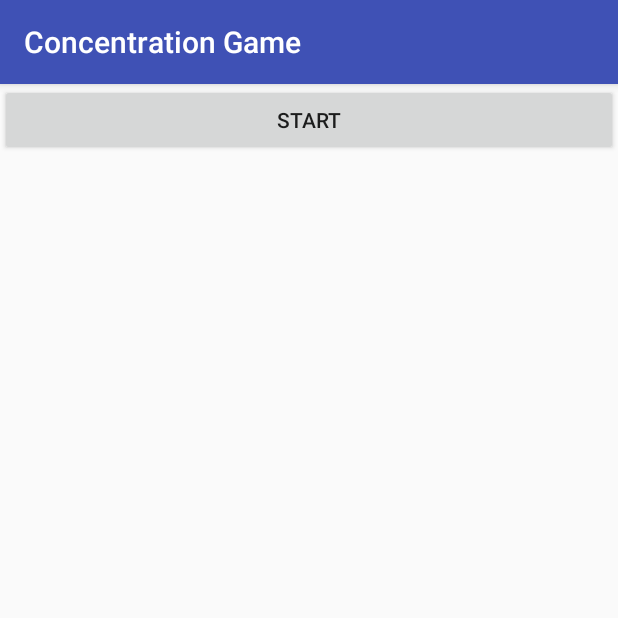
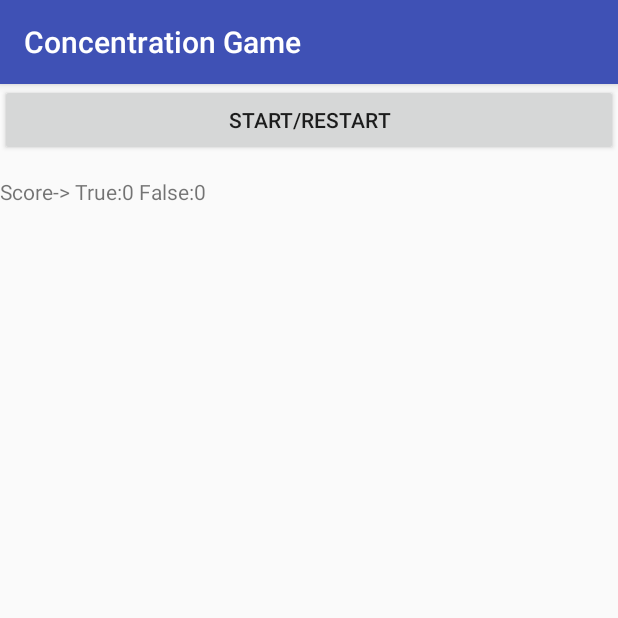
Before and after one commit to hmenn/ConcentrationGame, an Android app: the screen it shows after launch (MainActivity), on a phone screen of 412 x 824 dp, the top half of it. Run offline under Robolectric (Android 15) with nearby library versions, the phone set to English and light mode, and no system bars.

```diff
--- a/app/src/main/res/layout/activity_main.xml
+++ b/app/src/main/res/layout/activity_main.xml
@@ -18,7 +18,28 @@
             android:id="@+id/btn_start"
             android:layout_width="match_parent"
             android:layout_height="wrap_content"
-            android:text="Start" />
+            android:text="Start/Restart" />
+
+        <LinearLayout
+            android:layout_width="match_parent"
+            android:layout_height="wrap_content"
+            android:orientation="horizontal">
+
+            <TextView
+                android:id="@+id/tv_score"
+                android:layout_width="wrap_content"
+                android:layout_height="wrap_content"
+                android:layout_weight="1" />
+
+            <Button
+                android:id="@+id/btn_nextGame"
+                android:layout_width="wrap_content"
+                android:layout_height="wrap_content"
+                android:layout_weight="1"
+                android:text="NEXT->"
+                android:visibility="invisible" />
+
+        </LinearLayout>
 
         <ProgressBar
             android:id="@+id/progressBar"
@@ -29,9 +50,8 @@
         <TableLayout
             android:id="@+id/btnArea"
             android:layout_width="match_parent"
-            android:layout_height="match_parent"
-            tools:layout_editor_absoluteX="8dp"
-            tools:layout_editor_absoluteY="8dp">
+            android:layout_height="match_parent">
         </TableLayout>
+
     </LinearLayout>
 </RelativeLayout>
--- a/app/src/main/res/values/strings.xml
+++ b/app/src/main/res/values/strings.xml
@@ -1,3 +1,4 @@
 <resources>
     <string name="app_name">Concentration Game</string>
+    <string name="score_board_init">Score-> True:0 False:0</string>
 </resources>
```
Also changed, not shown: app/src/main/java/com/hasanmen/concentrationgame/MainActivity.java (+82 -29 lines), app/src/main/res/drawable/question_mark.png (added).
